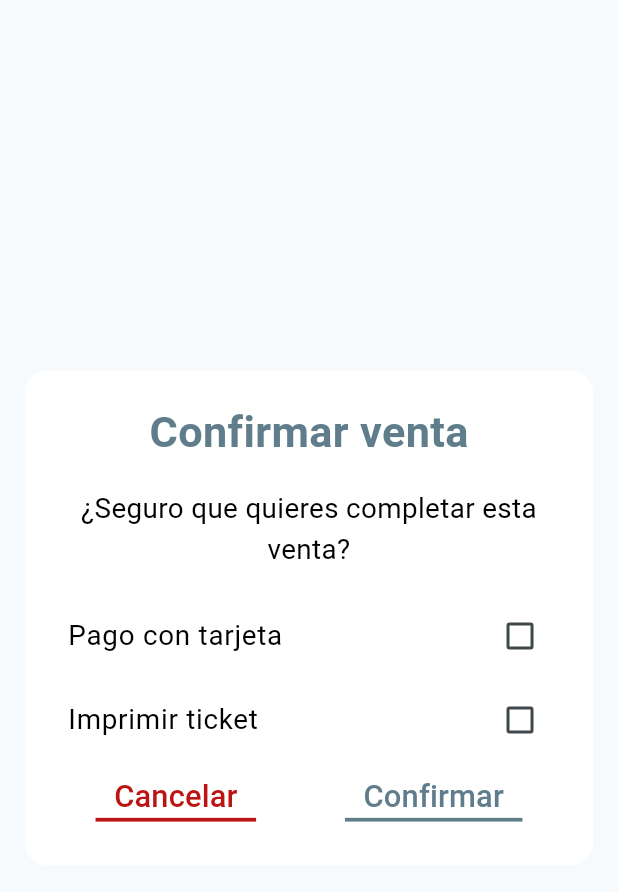
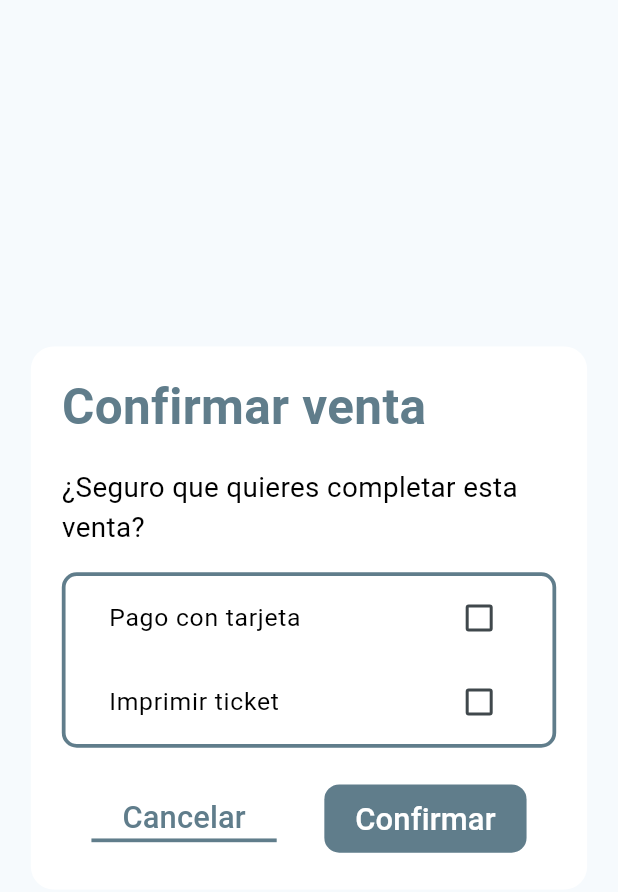
Before and after one commit to aalcolea/InventoryApp, a Flutter app: what showConfirmSellDialog() shows on an empty page, opened directly, on a phone screen of 412 x 824 dp. Shown: the top 892 px of the screen. Run offline on Flutter 3.47's test engine with Material 3 defaults, Android fonts, the phone set to English and light mode, and no system bars; our stand-ins replace connectivity_plus, device_info_plus, firebase_core, firebase_messaging, flutter_blue_plus, flutter_keyboard_visibility and 8 more; missing offline and left inert: esc_pos_utils, jaguar_jwt, pdf_viewer_plugin, qr_code_scanner, soundpool; accounts and stored records are empty; network calls fail.

Commit message:
sell confirmation dialog styles updated

```diff
--- a/lib/inventory/sellpoint/cart/utils/popUpTabs/showConfirmSellDialog.dart
+++ b/lib/inventory/sellpoint/cart/utils/popUpTabs/showConfirmSellDialog.dart
@@ -16,15 +16,17 @@
             child: Center(
               child: Container(
                 margin: EdgeInsets.symmetric(
-                    horizontal: MediaQuery.of(context).size.width * 0.04),
+                    horizontal: MediaQuery.of(context).size.width * 0.05),
                 width: MediaQuery.of(context).size.width,
-                height: MediaQuery.of(context).size.height * 0.40,
                 decoration: BoxDecoration(
                   borderRadius: BorderRadius.circular(15),
                   color: AppColors.whiteColor,
                 ),
+                padding: EdgeInsets.symmetric(vertical: MediaQuery.of(context).size.height * 0.02, horizontal: MediaQuery.of(context).size.width * 0.05),
+                child: IntrinsicHeight(
                   child: Column(
                     mainAxisAlignment: MainAxisAlignment.center,
+                    crossAxisAlignment: CrossAxisAlignment.start,
                     children: [
                       Material(
                         color: Colors.transparent,
@@ -32,31 +34,54 @@
                           'Confirmar venta',
                           style: TextStyle(
                             fontWeight: FontWeight.bold,
-                          fontSize: MediaQuery.of(context).size.width * 0.07,
+                            fontSize: MediaQuery.of(context).size.width * 0.08,
                             color: AppColors.primaryColor,
                           ),
                         ),
                       ),
                       Padding(
                         padding: EdgeInsets.symmetric(
-                          horizontal: MediaQuery.of(context).size.width * 0.07,
                             vertical: MediaQuery.of(context).size.height * 0.02),
                         child: Text(
                           '¿Seguro que quieres completar esta venta?',
-                        textAlign: TextAlign.center,
+                          textAlign: TextAlign.start,
                           style: TextStyle(
                             fontSize: MediaQuery.of(context).size.width * 0.045,
                             color: AppColors.blackColor,
                           ),
                         ),
                       ),
+                      Container(
+                        decoration: BoxDecoration(
+                          borderRadius: BorderRadius.circular(10),
+                          border: const Border(
+                            bottom: BorderSide(
+                              color: AppColors.primaryColor,
+                              width: 2.5,
+                            ),
+                            top: BorderSide(
+                              color: AppColors.primaryColor,
+                              width: 2.5,
+                            ),
+                            left: BorderSide(
+                              color: AppColors.primaryColor,
+                              width: 2.5,
+                            ),
+                            right: BorderSide(
+                              color: AppColors.primaryColor,
+                              width: 2.5,
+                            ),
+                          ),
+                        ),
+                        child: Column(
+                          children: [
                             CheckboxListTile(
                               contentPadding: EdgeInsets.symmetric(
                                   horizontal: MediaQuery.of(context).size.width * 0.07),
                               title: Text(
                                 'Pago con tarjeta',
                                 style: TextStyle(
-                          fontSize: MediaQuery.of(context).size.width * 0.045,
+                                  fontSize: MediaQuery.of(context).size.width * 0.04,
                                   color: AppColors.blackColor,
                                 ),
                               ),
@@ -73,7 +98,7 @@
                               title: Text(
                                 'Imprimir ticket',
                                 style: TextStyle(
-                          fontSize: MediaQuery.of(context).size.width * 0.045,
+                                  fontSize: MediaQuery.of(context).size.width * 0.04,
                                   color: AppColors.blackColor,
                                 ),
                               ),
@@ -84,7 +109,12 @@
                                 });
                               },
                             ),
-                    Row(
+                          ],
+                        ),
+                      ),
+                      Padding(
+                        padding: EdgeInsets.only(top: MediaQuery.of(context).size.width * 0.04),
+                        child: Row(
                           mainAxisAlignment: MainAxisAlignment.spaceEvenly,
                           children: [
                             TextButton(
@@ -93,11 +123,12 @@
                               },
                               child: Container(
                                 padding: EdgeInsets.symmetric(
-                                horizontal: MediaQuery.of(context).size.width * 0.03),
+                                    horizontal: MediaQuery.of(context).size.width * 0.05,
+                                ),
                                 decoration: const BoxDecoration(
                                   border: Border(
                                     bottom: BorderSide(
-                                  color: AppColors.redDelete,
+                                      color: AppColors.primaryColor,
                                       width: 2.5,
                                     ),
                                   ),
@@ -106,7 +137,7 @@
                                   'Cancelar',
                                   style: TextStyle(
                                     fontSize: MediaQuery.of(context).size.width * 0.05,
-                                color: AppColors.redDelete,
+                                    color: AppColors.primaryColor,
                                   ),
                                 ),
                               ),
@@ -120,28 +151,28 @@
                               },
                               child: Container(
                                 padding: EdgeInsets.symmetric(
-                                horizontal: MediaQuery.of(context).size.width * 0.03),
-                            decoration: const BoxDecoration(
-                              border: Border(
-                                bottom: BorderSide(
+                                    horizontal: MediaQuery.of(context).size.width * 0.05,
+                                    vertical: MediaQuery.of(context).size.height * 0.01
+                                ),
+                                decoration: BoxDecoration(
                                   color: AppColors.primaryColor,
-                                  width: 2.5,
-                                ),
-                              ),
+                                  borderRadius: BorderRadius.circular(10),
                                 ),
                                 child: Text(
                                   'Confirmar',
                                   style: TextStyle(
                                     fontSize: MediaQuery.of(context).size.width * 0.05,
-                                color: AppColors.primaryColor,
+                                    color: AppColors.whiteColor,
                                   ),
                                 ),
                               ),
                             ),
                           ],
                         ),
+                      )
                     ],
                   ),
+                )
               ),
             ),
           );
```
Lines whose indentation alone changed are shown as unchanged.
